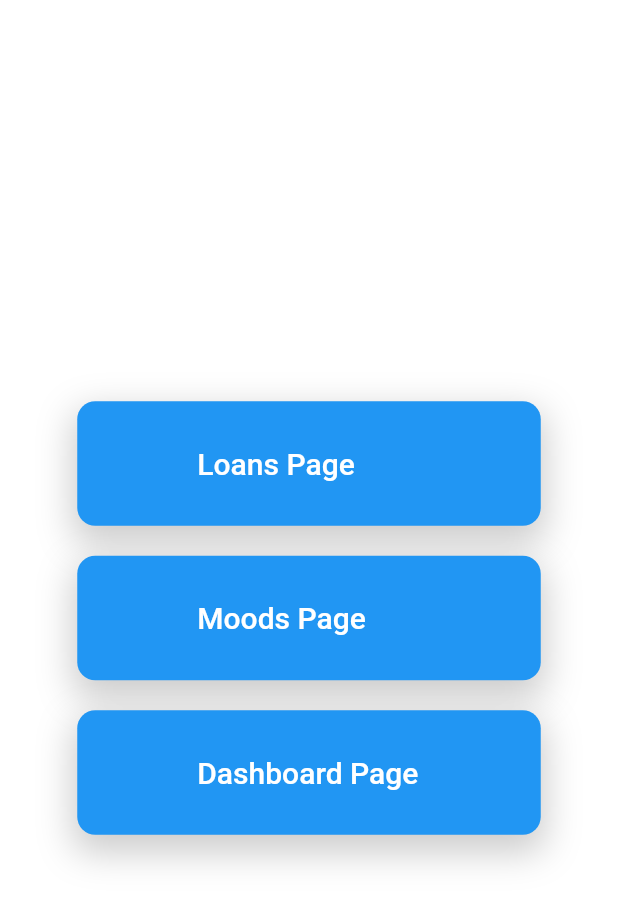
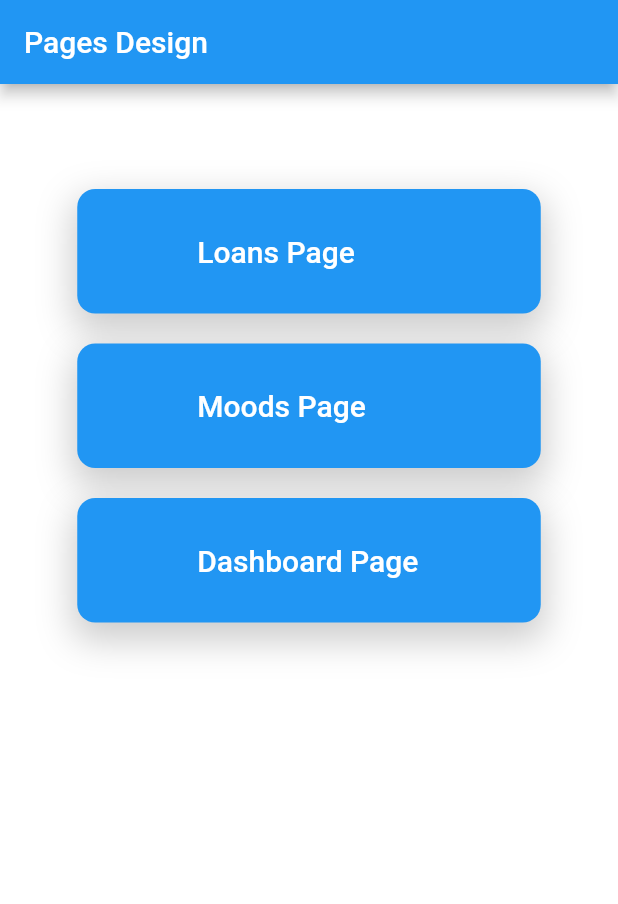
Before and after one commit to johnwanjema/Book_keepa, a Flutter app: the screen it shows after launch, on a phone screen of 412 x 824 dp. Shown: the top 904 px of the screen. Run offline on Flutter 3.47's test engine with Material 2 defaults, Android fonts, the phone set to English and light mode, and no system bars.

Commit message:
add appbar

```diff
--- a/lib/main.dart
+++ b/lib/main.dart
@@ -30,12 +30,18 @@ class _HomePageState extends State<HomePage> {
   @override
   Widget build(BuildContext context) {
     return Scaffold(
+      appBar: AppBar(
+        title: Text('Pages Design'),
+      ),
       backgroundColor: Colors.white,
       body: Center(
         child: Column(
           crossAxisAlignment: CrossAxisAlignment.center,
-          mainAxisAlignment: MainAxisAlignment.center,
+          // mainAxisAlignment: MainAxisAlignment.center,
           children: <Widget>[
+            SizedBox(
+              height: 70,
+            ),
             card(
               title: 'Loans Page',
               page: LoansPage(),
```
